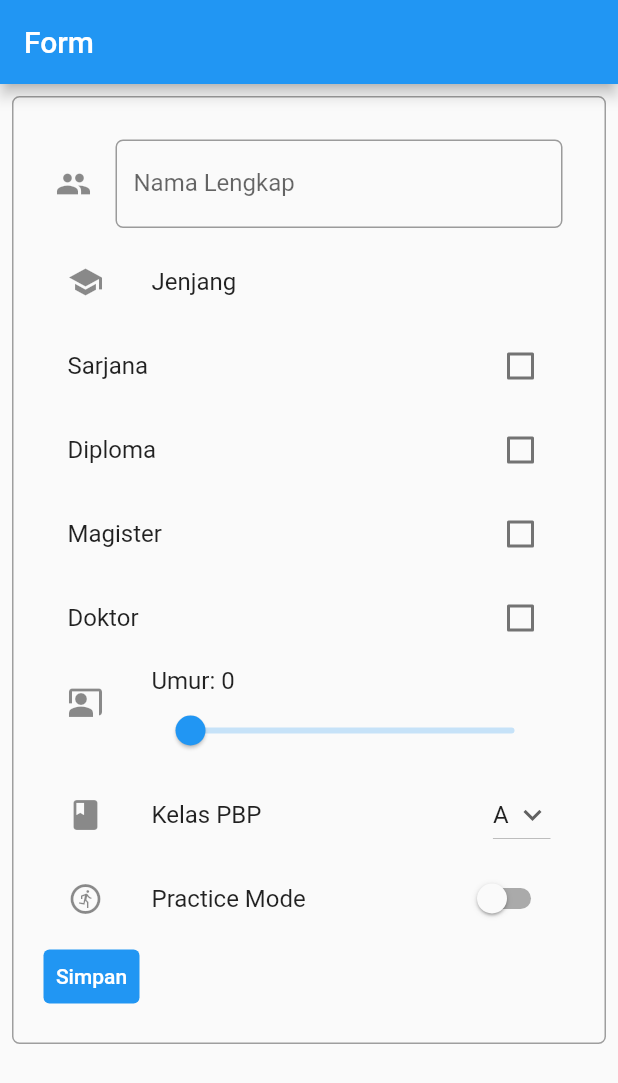
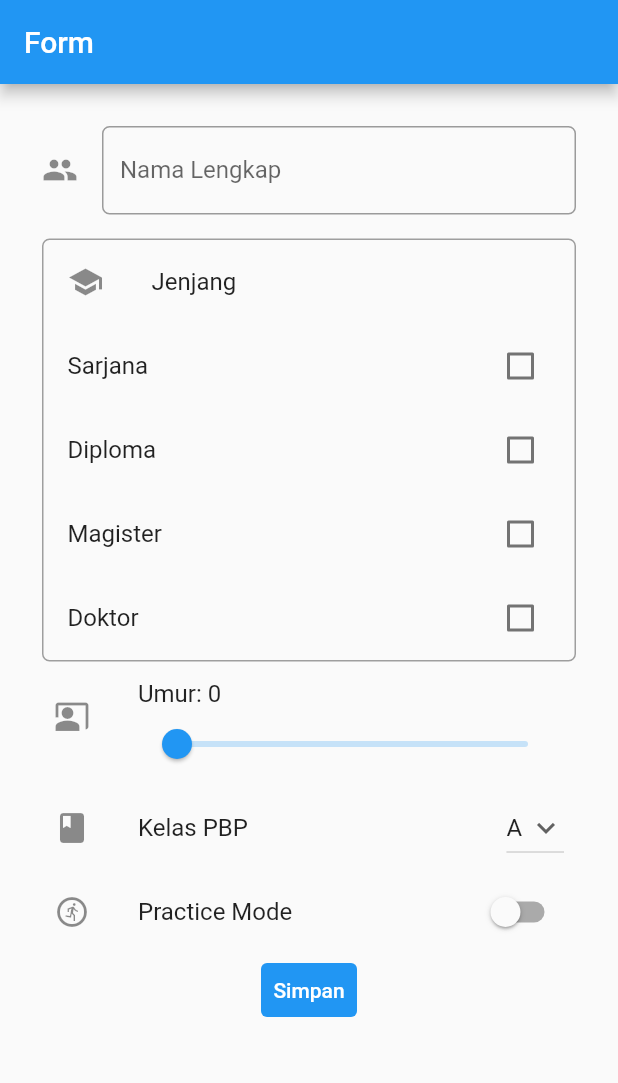
Before and after one commit to hanaaqilad/pbp-flutter-tutorial, a Flutter app: the screen it shows after launch, in the side drawer, after a tap on "Form", on a phone screen of 412 x 824 dp. Shown: the top 1083 px of the screen. Run offline on Flutter 3.47's test engine with Material 2 defaults, Android fonts, the phone set to English and light mode, and no system bars.

Commit message:
tutorial 7

```diff
--- a/flutter_app/lib/form.dart
+++ b/flutter_app/lib/form.dart
@@ -20,25 +20,18 @@ class _MyFormPageState extends State<MyFormPage> {
     List<String> listKelasPBP = ['A', 'B', 'C', 'D', 'E', 'F', 'KI'];
     bool _nilaiSwitch = false;
 
-
-
     @override
   Widget build(BuildContext context) {
     return Scaffold(
       appBar: AppBar(
-                title: Text('Form'),
+        title: const Text('Form'),
       ),
       body: Form(
         key: _formKey,
         child: SingleChildScrollView(
           child: Container(
             padding: const EdgeInsets.all(20.0),
-                        margin: const EdgeInsets.all(8),
-                        decoration: BoxDecoration(
-                            border: Border.all(color: Colors.grey),
-                            borderRadius: BorderRadius.circular(5)),
             child: Column(
-                            crossAxisAlignment: CrossAxisAlignment.start,
               children: [
                 Padding(
                   // Menggunakan padding sebesar 8 pixels
@@ -75,8 +68,17 @@ class _MyFormPageState extends State<MyFormPage> {
                     },
                   ),
                 ),
+                Container(
+                  margin: const EdgeInsets.all(8),
+                  decoration: BoxDecoration(
+                    border: Border.all(color: Colors.grey),
+                    borderRadius: BorderRadius.circular(5),
+                  ),
+                  child: Column(
+                    crossAxisAlignment: CrossAxisAlignment.start,
+                    children: [
                       const ListTile(
-                                    leading:  Icon(Icons.school),
+                        leading: Icon(Icons.school),
                         title: Text("Jenjang"),
                       ),
                       CheckboxListTile(
@@ -85,8 +87,9 @@ class _MyFormPageState extends State<MyFormPage> {
                         onChanged: (bool? value) {
                           setState(() {
                             jenjangSarjana = value!;
-                                            if (value){
-                                                jenjangMagister = jenjangDiploma = jenjangDoktor = false;
+                            if (value) {
+                              jenjangMagister =
+                                  jenjangDiploma = jenjangDoktor = false;
                             }
                           });
                         },
@@ -97,8 +100,9 @@ class _MyFormPageState extends State<MyFormPage> {
                         onChanged: (bool? value) {
                           setState(() {
                             jenjangDiploma = value!;
-                                            if (value){
-                                                jenjangMagister = jenjangSarjana = jenjangDoktor = false;
+                            if (value) {
+                              jenjangMagister =
+                                  jenjangSarjana = jenjangDoktor = false;
                             }
                           });
                         },
@@ -109,8 +113,9 @@ class _MyFormPageState extends State<MyFormPage> {
                         onChanged: (bool? value) {
                           setState(() {
                             jenjangMagister = value!;
-                                            if (value){
-                                                jenjangDiploma = jenjangSarjana = jenjangDoktor = false;
+                            if (value) {
+                              jenjangDiploma =
+                                  jenjangSarjana = jenjangDoktor = false;
                             }
                           });
                         },
@@ -121,13 +126,16 @@ class _MyFormPageState extends State<MyFormPage> {
                         onChanged: (bool? value) {
                           setState(() {
                             jenjangDoktor = value!;
-                                            if (value){
-                                                jenjangMagister = jenjangSarjana = jenjangDiploma = false;
+                            if (value) {
+                              jenjangMagister =
+                                  jenjangSarjana = jenjangDiploma = false;
                             }
                           });
                         },
                       ),
-
+                    ],
+                  ),
+                ),
                 ListTile(
                   leading: const Icon(Icons.co_present),
                   title: Row(
@@ -179,10 +187,6 @@ class _MyFormPageState extends State<MyFormPage> {
                   secondary: const Icon(Icons.run_circle_outlined),
                 ),
                 TextButton(
-                                child: const Text(
-                                    "Simpan",
-                                    style: TextStyle(color: Colors.white),
-                                ),
                   style: ButtonStyle(
                     backgroundColor: MaterialStateProperty.all(Colors.blue),
                   ),
@@ -196,14 +200,14 @@ class _MyFormPageState extends State<MyFormPage> {
                               borderRadius: BorderRadius.circular(10),
                             ),
                             elevation: 15,
-                                                child: Container(
                             child: ListView(
-                                                        padding: const EdgeInsets.only(top: 20, bottom: 20),
+                              padding:
+                                  const EdgeInsets.only(top: 20, bottom: 20),
                               shrinkWrap: true,
                               children: <Widget>[
-                                                        Center(child: const Text('Informasi Data')),
-                                                        SizedBox(height: 20),
-                                                        // TODO: Munculkan informasi yang didapat dari form
+                                const Center(child: Text('Informasi Data')),
+                                const SizedBox(height: 20),
+                                // Munculkan informasi yang didapat dari form
                                 Column(
                                     children: [
                                         Text('Judul: ' + _namaLengkap),
@@ -224,26 +228,25 @@ class _MyFormPageState extends State<MyFormPage> {
                                   onPressed: () {
                                     Navigator.pop(context);
                                   },
-                                                            child: Text('Kembali'),
+                                  child: const Text('Kembali'),
+                                ),
+                              ],
+                            ),
+                          );
+                        },
+                      );
+                    }
+                  },
+                  child: const Text(
+                    "Simpan",
+                    style: TextStyle(color: Colors.white),
+                  ),
                 ),
               ],
             ),
           ),
+        ),
+      ),
     );
   }
-                                        );
 }
-                                },
-                            ),
-
-                            ],
-                        ),
-                    )
-
-                ),
-            ),
-
-        );
-
-    }
-}
```
Lines whose indentation alone changed are shown as unchanged.
